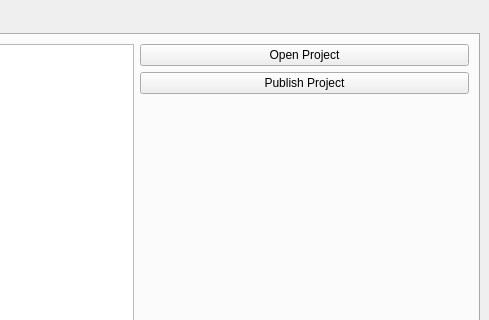
Sponk/NeoEditor, file Neo/ProjectManager/src/qt/mainwindow.ui: the form before one commit; both pictures show x 215 to 704 and y 0 to 320 of the 704 by 510 pixel window.
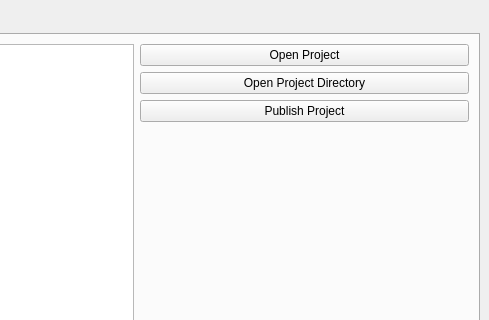
The form after the commit.

Commit message: * Implemented opening the the file browser in the Project Manager

The edit to the form file:
```diff
--- a/Neo/ProjectManager/src/qt/mainwindow.ui
+++ b/Neo/ProjectManager/src/qt/mainwindow.ui
@@ -68,6 +68,13 @@
               </property>
              </widget>
             </item>
+            <item>
+             <widget class="QPushButton" name="pushButton_8">
+              <property name="text">
+               <string>Open Project Directory</string>
+              </property>
+             </widget>
+            </item>
             <item>
              <widget class="QPushButton" name="pushButton_7">
               <property name="text">
```
Left out of the diff: 23 changed lines with no effect on the pictures. The commit also changes 2 other files.
